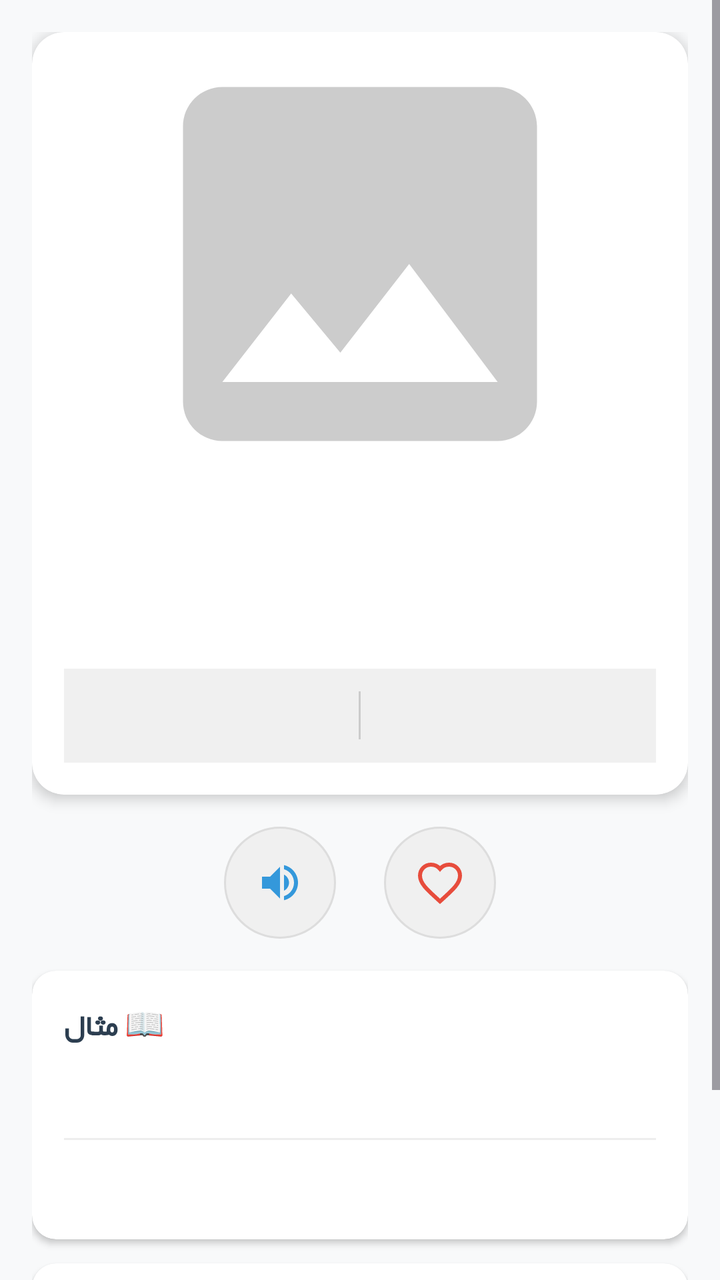
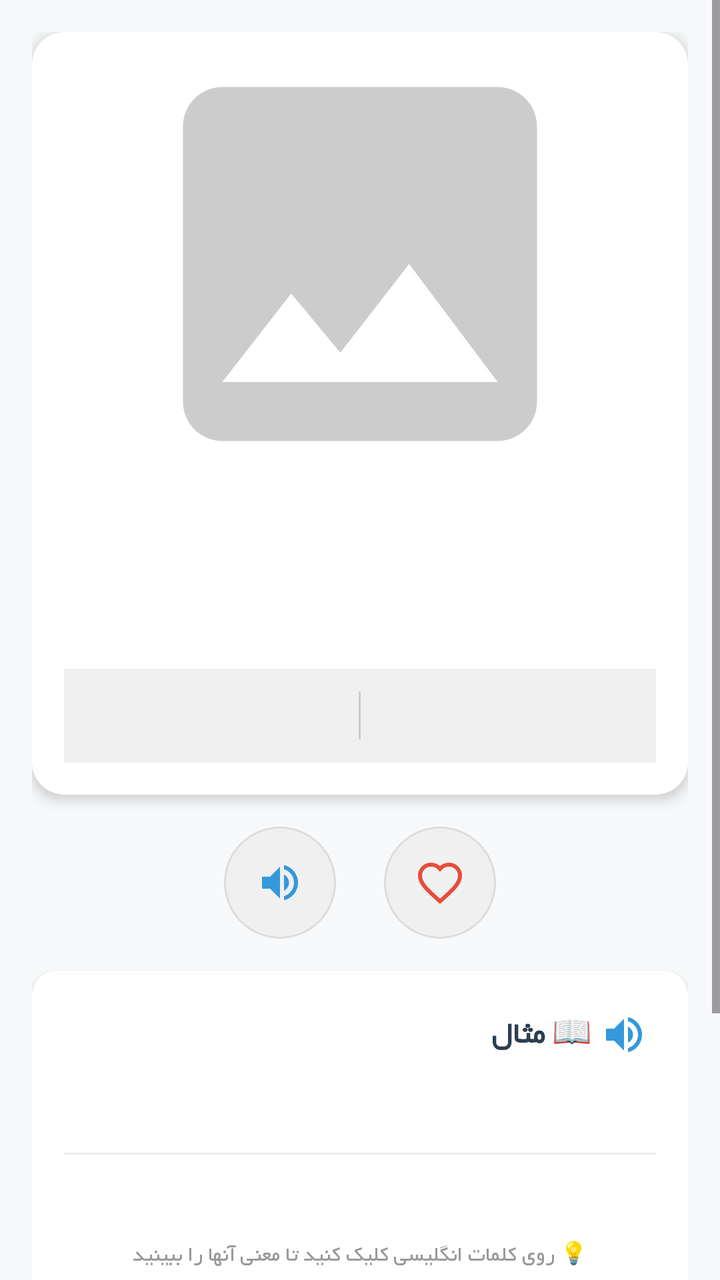

Before-and-after screenshots of an Android layout around one commit, followed by the original layout XML and the change that was made.
<!-- AndroidManifest.xml: application theme Theme.VisualDictionaryWizard -->
<!-- res/layout/activity_word_detail.xml -->
<?xml version="1.0" encoding="utf-8"?>
<ScrollView xmlns:android="http://schemas.android.com/apk/res/android"
    xmlns:app="http://schemas.android.com/apk/res-auto"
    xmlns:cardview="http://schemas.android.com/apk/res-auto"
    android:layout_width="match_parent"
    android:layout_height="match_parent"
    android:background="#f8f9fa"
    android:layoutDirection="rtl"
    android:fillViewport="true">

    <LinearLayout
        android:layout_width="match_parent"
        android:layout_height="wrap_content"
        android:orientation="vertical"
        android:padding="16dp">

        
        <androidx.cardview.widget.CardView
            android:id="@+id/headerCardView"
            android:layout_width="match_parent"
            android:layout_height="wrap_content"
            android:layout_marginBottom="16dp"
            app:cardCornerRadius="16dp"
            app:cardElevation="4dp"
            app:cardBackgroundColor="#FFFFFF">

            <LinearLayout
                android:layout_width="match_parent"
                android:layout_height="wrap_content"
                android:orientation="vertical"
                android:padding="16dp">

                
                <FrameLayout
                    android:layout_width="match_parent"
                    android:layout_height="200dp"
                    android:layout_marginBottom="16dp">

                    <ImageView
                        android:id="@+id/wordImageView"
                        android:layout_width="match_parent"
                        android:layout_height="match_parent"
                        android:layout_marginRight="30dp"
                        android:layout_marginLeft="30dp"
                        android:scaleType="centerCrop"
                        android:src="@drawable/ic_no_image" />

                    <ProgressBar
                        android:id="@+id/imageProgressBar"
                        android:layout_width="wrap_content"
                        android:layout_height="wrap_content"
                        android:layout_gravity="center"
                        android:visibility="gone" />

                </FrameLayout>

                
                <TextView
            android:fontFamily="@font/yekan"
                    android:id="@+id/wordText"
                    android:layout_width="match_parent"
                    android:layout_height="wrap_content"
                    android:textSize="28sp"
                    android:textStyle="bold"
                    android:textColor="#2c3e50"
                    android:gravity="center" />

                <TextView
            android:fontFamily="@font/yekan"
                    android:id="@+id/persianText"
                    android:layout_width="match_parent"
                    android:layout_height="wrap_content"
                    android:textSize="18sp"
                    android:textColor="#7f8c8d"
                    android:gravity="center"
                    android:layout_marginTop="4dp" />

                
                <LinearLayout
                    android:layout_width="match_parent"
                    android:layout_height="wrap_content"
                    android:orientation="horizontal"
                    android:gravity="center"
                    android:layout_marginTop="12dp"
                    android:padding="8dp"
                    android:background="#f0f0f0">

                    <TextView
            android:fontFamily="@font/yekan"
                        android:id="@+id/pronunciationText"
                        android:layout_width="0dp"
                        android:layout_height="wrap_content"
                        android:layout_weight="1"
                        android:textSize="14sp"
                        android:textColor="#555"
                        android:gravity="center" />

                    <View
                        android:layout_width="1dp"
                        android:layout_height="24dp"
                        android:background="#ccc" />

                    <TextView
                        android:id="@+id/levelText"
                        android:layout_width="0dp"
                        android:layout_height="wrap_content"
                        android:layout_weight="1"
                        android:textSize="14sp"
                        android:textColor="#fff"
                        android:gravity="center"
                        android:padding="6dp"
                        android:textStyle="bold" />

                </LinearLayout>

            </LinearLayout>

        </androidx.cardview.widget.CardView>

        
        <LinearLayout
            android:layout_width="match_parent"
            android:layout_height="wrap_content"
            android:orientation="horizontal"
            android:gravity="center"
            android:layout_marginBottom="16dp">

            <ImageButton
                android:id="@+id/speakIcon"
                android:layout_width="56dp"
                android:layout_height="56dp"
                android:src="@drawable/ic_speaker"
                android:background="@drawable/circle_background"
                app:tint="#3498db"
                android:layout_marginEnd="24dp" />

            <ImageButton
                android:id="@+id/favoriteIcon"
                android:layout_width="56dp"
                android:layout_height="56dp"
                android:src="@drawable/ic_favorite_outline"
                android:background="@drawable/circle_background"
                app:tint="#e74c3c" />

        </LinearLayout>

        
        <androidx.cardview.widget.CardView
            android:id="@+id/exampleCard"
            android:layout_width="match_parent"
            android:layout_height="wrap_content"
            android:layout_marginBottom="12dp"
            app:cardCornerRadius="12dp"
            app:cardElevation="2dp"
            app:cardBackgroundColor="#FFFFFF">

            <LinearLayout
                android:layout_width="match_parent"
                android:layout_height="wrap_content"
                android:orientation="vertical"
                android:padding="16dp">

                <TextView
            android:fontFamily="@font/yekan"
                    android:layout_width="wrap_content"
                    android:layout_height="wrap_content"
                    android:text="📖 مثال"
                    android:textStyle="bold"
                    android:textSize="16sp"
                    android:textColor="#2c3e50" />

                <TextView
            android:fontFamily="@font/yekan"
                    android:id="@+id/exampleText"
                    android:layout_width="match_parent"
                    android:layout_height="wrap_content"
                    android:textSize="15sp"
                    android:textColor="#555"
                    android:layout_marginTop="8dp"
                    android:lineSpacingExtra="4dp" />

                <View
                    android:layout_width="match_parent"
                    android:layout_height="1dp"
                    android:background="#eee"
                    android:layout_marginVertical="12dp" />

                <TextView
            android:fontFamily="@font/yekan"
                    android:id="@+id/exampleTranslationText"
                    android:layout_width="match_parent"
                    android:layout_height="wrap_content"
                    android:textSize="14sp"
                    android:textColor="#7f8c8d"
                    android:lineSpacingExtra="4dp" />

            </LinearLayout>

        </androidx.cardview.widget.CardView>

        
        <androidx.cardview.widget.CardView
            android:id="@+id/synonymCard"
            android:layout_width="match_parent"
            android:layout_height="wrap_content"
            android:layout_marginBottom="16dp"
            app:cardCornerRadius="12dp"
            app:cardElevation="2dp"
            app:cardBackgroundColor="#FFFFFF">

            <LinearLayout
                android:layout_width="match_parent"
                android:layout_height="wrap_content"
                android:orientation="vertical"
                android:padding="16dp">

                <TextView
            android:fontFamily="@font/yekan"
                    android:layout_width="wrap_content"
                    android:layout_height="wrap_content"
                    android:text="🔄 مترادف"
                    android:textStyle="bold"
                    android:textSize="16sp"
                    android:textColor="#2c3e50" />

                <TextView
            android:fontFamily="@font/yekan"
                    android:id="@+id/synonymText"
                    android:layout_width="match_parent"
                    android:layout_height="wrap_content"
                    android:textSize="15sp"
                    android:textColor="#555"
                    android:layout_marginTop="8dp" />

            </LinearLayout>

        </androidx.cardview.widget.CardView>

    </LinearLayout>

</ScrollView>
<!-- resources referenced by this layout -->
<resources>
  <!-- drawable circle_background (drawable) -->
  <?xml version="1.0" encoding="utf-8"?>
  <shape xmlns:android="http://schemas.android.com/apk/res/android">
      <solid android:color="#f0f0f0"/>
      <corners android:radius="28dp"/>
      <stroke android:width="1dp" android:color="#ddd"/>
  </shape>
  <!-- drawable ic_favorite_outline (drawable) -->
  <vector xmlns:android="http://schemas.android.com/apk/res/android"
      android:width="24dp"
      android:height="24dp"
      android:viewportWidth="24"
      android:viewportHeight="24">
  
      <path
          android:fillColor="#00000000"
          android:strokeColor="#E74C3C"
          android:strokeWidth="2"
          android:pathData="M12,21.35l-1.45,-1.32C5.4,15.36 2,12.28 2,8.5 2,5.42 4.42,3 7.5,3c1.74,0 3.41,0.81 4.5,2.09C13.09,3.81 14.76,3 16.5,3 19.58,3 22,5.42 22,8.5c0,3.78 -3.4,6.86 -8.55,11.54L12,21.35z"/>
  
  </vector>
  <!-- drawable ic_no_image (drawable) -->
  <vector xmlns:android="http://schemas.android.com/apk/res/android"
      android:width="120dp"
      android:height="120dp"
      android:viewportWidth="24"
      android:viewportHeight="24">
  
      <path
          android:fillColor="#CCCCCC"
          android:pathData="M21,19V5c0,-1.1 -0.9,-2 -2,-2H5c-1.1,0 -2,0.9 -2,2v14c0,1.1 0.9,2 2,2h14c1.1,0 2,-0.9 2,-2zM8.5,13.5l2.5,3.01L14.5,12l4.5,6H5l3.5,-4.5z"/>
  
  </vector>
  <!-- drawable ic_speaker (drawable) -->
  <vector xmlns:android="http://schemas.android.com/apk/res/android"
      android:width="24dp"
      android:height="24dp"
      android:viewportWidth="24"
      android:viewportHeight="24">
  
      <path
          android:fillColor="#3498db"
          android:pathData="M3,9v6h4l5,5V4L7,9H3zm13.5,3c0,-1.77 -1.02,-3.29 -2.5,-4.03v8.05c1.48,-0.73 2.5,-2.25 2.5,-4.02zM14,3.23v2.06c2.89,0.86 5,3.54 5,6.71s-2.11,5.85 -5,6.71v2.06c4.01,-0.91 7,-4.49 7,-8.77s-2.99,-7.86 -7,-8.77z"/>
  
  </vector>
  <style name="Theme.VisualDictionaryWizard" parent="Base.Theme.VisualDictionaryWizard" />
  <style name="Base.Theme.VisualDictionaryWizard" parent="Theme.Material3.DayNight.NoActionBar">
          
          
      </style>
</resources>

<!-- the commit's change to res/layout/activity_word_detail.xml (unified diff, before → after) -->
@@ -56,7 +56,7 @@
 
                 
                 <TextView
-            android:fontFamily="@font/yekan"
+                    android:fontFamily="@font/yekan"
                     android:id="@+id/wordText"
                     android:layout_width="match_parent"
                     android:layout_height="wrap_content"
@@ -66,7 +66,7 @@
                     android:gravity="center" />
 
                 <TextView
-            android:fontFamily="@font/yekan"
+                    android:fontFamily="@font/yekan"
                     android:id="@+id/persianText"
                     android:layout_width="match_parent"
                     android:layout_height="wrap_content"
@@ -86,7 +86,7 @@
                     android:background="#f0f0f0">
 
                     <TextView
-            android:fontFamily="@font/yekan"
+                        android:fontFamily="@font/yekan"
                         android:id="@+id/pronunciationText"
                         android:layout_width="0dp"
                         android:layout_height="wrap_content"
@@ -160,24 +160,44 @@
                 android:orientation="vertical"
                 android:padding="16dp">
 
-                <TextView
-            android:fontFamily="@font/yekan"
-                    android:layout_width="wrap_content"
-                    android:layout_height="wrap_content"
-                    android:text="📖 مثال"
-                    android:textStyle="bold"
-                    android:textSize="16sp"
-                    android:textColor="#2c3e50" />
-
-                <TextView
-            android:fontFamily="@font/yekan"
+                
+                <LinearLayout
+                    android:layout_width="match_parent"
+                    android:layout_height="wrap_content"
+                    android:orientation="horizontal"
+                    android:gravity="center_vertical">
+
+                    <TextView
+                        android:fontFamily="@font/yekan"
+                        android:layout_width="0dp"
+                        android:layout_height="wrap_content"
+                        android:layout_weight="1"
+                        android:text="📖 مثال"
+                        android:textStyle="bold"
+                        android:textSize="16sp"
+                        android:textColor="#2c3e50" />
+
+                    <ImageButton
+                        android:id="@+id/speakExampleIcon"
+                        android:layout_width="32dp"
+                        android:layout_height="32dp"
+                        android:src="@drawable/ic_speaker_small"
+                        android:background="?attr/selectableItemBackgroundBorderless"
+                        android:contentDescription="تلفظ مثال"
+                        app:tint="#3498db" />
+
+                </LinearLayout>
+
+                <TextView
+                    android:fontFamily="@font/yekan"
                     android:id="@+id/exampleText"
                     android:layout_width="match_parent"
                     android:layout_height="wrap_content"
                     android:textSize="15sp"
                     android:textColor="#555"
                     android:layout_marginTop="8dp"
-                    android:lineSpacingExtra="4dp" />
+                    android:lineSpacingExtra="4dp"
+                    android:textIsSelectable="true" />
 
                 <View
                     android:layout_width="match_parent"
@@ -186,13 +206,24 @@
                     android:layout_marginVertical="12dp" />
 
                 <TextView
-            android:fontFamily="@font/yekan"
+                    android:fontFamily="@font/yekan"
                     android:id="@+id/exampleTranslationText"
                     android:layout_width="match_parent"
                     android:layout_height="wrap_content"
                     android:textSize="14sp"
                     android:textColor="#7f8c8d"
                     android:lineSpacingExtra="4dp" />
+
+                
+                <TextView
+                    android:fontFamily="@font/yekan"
+                    android:layout_width="match_parent"
+                    android:layout_height="wrap_content"
+                    android:text="💡 روی کلمات انگلیسی کلیک کنید تا معنی آنها را ببینید"
+                    android:textSize="11sp"
+                    android:textColor="#999"
+                    android:layout_marginTop="8dp"
+                    android:gravity="center" />
 
             </LinearLayout>
 
@@ -215,7 +246,7 @@
                 android:padding="16dp">
 
                 <TextView
-            android:fontFamily="@font/yekan"
+                    android:fontFamily="@font/yekan"
                     android:layout_width="wrap_content"
                     android:layout_height="wrap_content"
                     android:text="🔄 مترادف"
@@ -224,13 +255,25 @@
                     android:textColor="#2c3e50" />
 
                 <TextView
-            android:fontFamily="@font/yekan"
+                    android:fontFamily="@font/yekan"
                     android:id="@+id/synonymText"
                     android:layout_width="match_parent"
                     android:layout_height="wrap_content"
                     android:textSize="15sp"
                     android:textColor="#555"
-                    android:layout_marginTop="8dp" />
+                    android:layout_marginTop="8dp"
+                    android:textIsSelectable="true" />
+
+                
+                <TextView
+                    android:fontFamily="@font/yekan"
+                    android:layout_width="match_parent"
+                    android:layout_height="wrap_content"
+                    android:text="💡 روی هر مترادف کلیک کنید تا معنی آن را ببینید"
+                    android:textSize="11sp"
+                    android:textColor="#999"
+                    android:layout_marginTop="8dp"
+                    android:gravity="center" />
 
             </LinearLayout>
 
<!-- resource entries referenced after the edit -->
@@ -45,6 +45,16 @@
           android:pathData="M3,9v6h4l5,5V4L7,9H3zm13.5,3c0,-1.77 -1.02,-3.29 -2.5,-4.03v8.05c1.48,-0.73 2.5,-2.25 2.5,-4.02zM14,3.23v2.06c2.89,0.86 5,3.54 5,6.71s-2.11,5.85 -5,6.71v2.06c4.01,-0.91 7,-4.49 7,-8.77s-2.99,-7.86 -7,-8.77z"/>
   
   </vector>
+  <!-- drawable ic_speaker_small (drawable) -->
+  <vector xmlns:android="http://schemas.android.com/apk/res/android"
+      android:width="24dp"
+      android:height="24dp"
+      android:viewportWidth="24"
+      android:viewportHeight="24">
+      <path
+          android:fillColor="#3498db"
+          android:pathData="M3,9v6h4l5,5V4L7,9H3zm13.5,3c0,-1.77 -1.02,-3.29 -2.5,-4.03v8.05c1.48,-0.73 2.5,-2.25 2.5,-4.02zM14,3.23v2.06c2.89,0.86 5,3.54 5,6.71s-2.11,5.85 -5,6.71v2.06c4.01,-0.91 7,-4.49 7,-8.77s-2.99,-7.86 -7,-8.77z"/>
+  </vector>
   <style name="Theme.VisualDictionaryWizard" parent="Base.Theme.VisualDictionaryWizard" />
   <style name="Base.Theme.VisualDictionaryWizard" parent="Theme.Material3.DayNight.NoActionBar">
           
